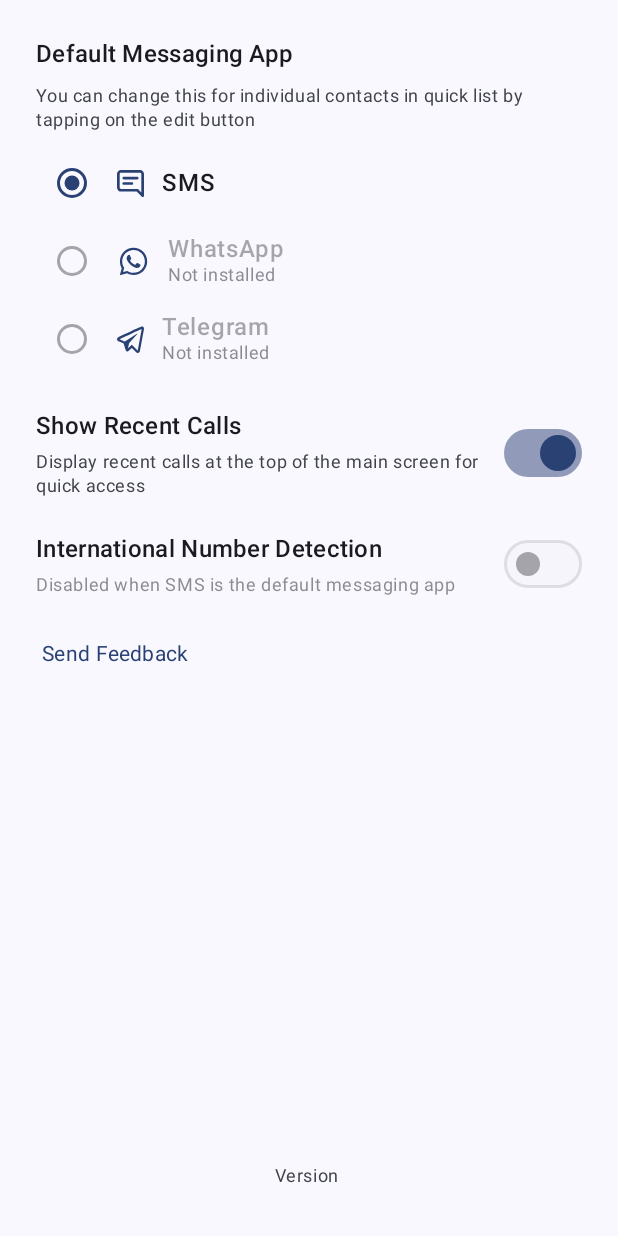
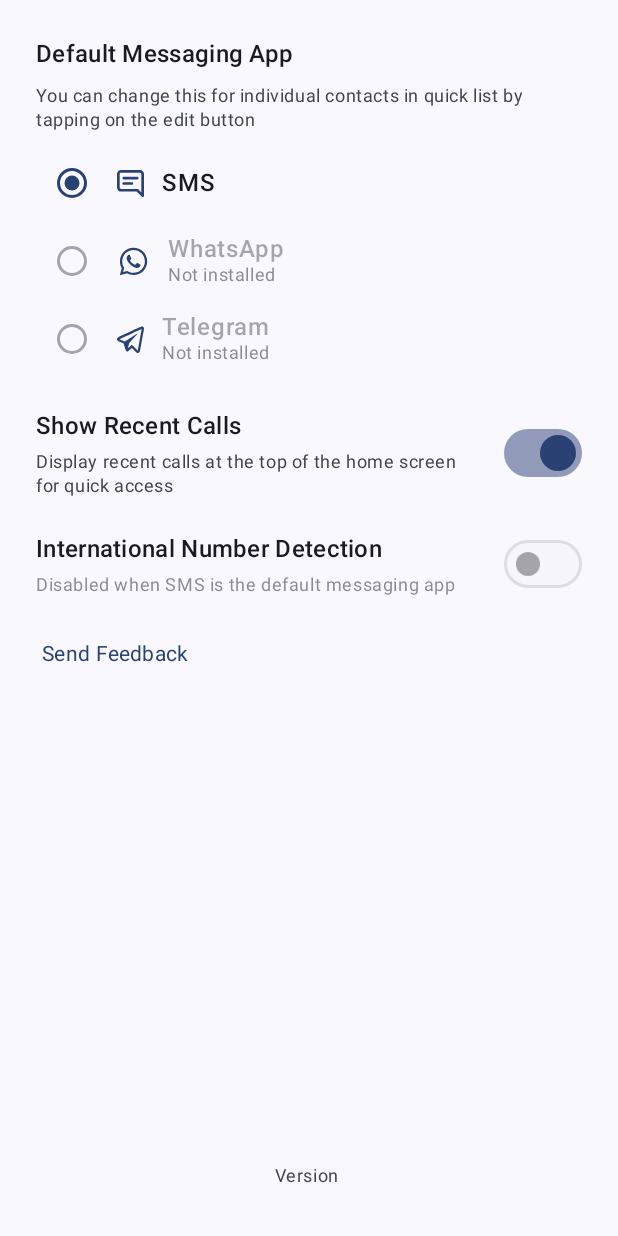
Before and after one commit to teja2495/quick-contacts, an Android app built with Jetpack Compose: the composable SettingsScreen shown on its own in the app's theme, on a phone screen of 412 x 824 dp. Run offline under Robolectric (Android 15) with nearby library versions, the phone set to English and light mode, and no system bars.

Commit message:
feat: update verbiage

```diff
--- a/app/src/main/java/com/tk/quickcontacts/ui/components/SettingsScreen.kt
+++ b/app/src/main/java/com/tk/quickcontacts/ui/components/SettingsScreen.kt
@@ -233,7 +233,7 @@ fun SettingsScreen(
                         )
                         Spacer(modifier = Modifier.height(4.dp))
                         Text(
-                            text = "Display recent calls at the top of the main screen for quick access",
+                            text = "Display recent calls at the top of the home screen for quick access",
                             style = MaterialTheme.typography.bodySmall,
                             color = MaterialTheme.colorScheme.onSurfaceVariant
                         )
@@ -272,7 +272,7 @@ fun SettingsScreen(
                                 defaultMessagingApp == MessagingApp.SMS ->
                                     "Disabled when SMS is the default messaging app"
                                 else ->
-                                    "Detect international numbers with country code and open WhatsApp or Telegram when the contact card is tapped."
+                                    "For international numbers, tapping the card opens WhatsApp or Telegram."
                             },
                             style = MaterialTheme.typography.bodySmall,
                             color = if (defaultMessagingApp == MessagingApp.SMS)
```
